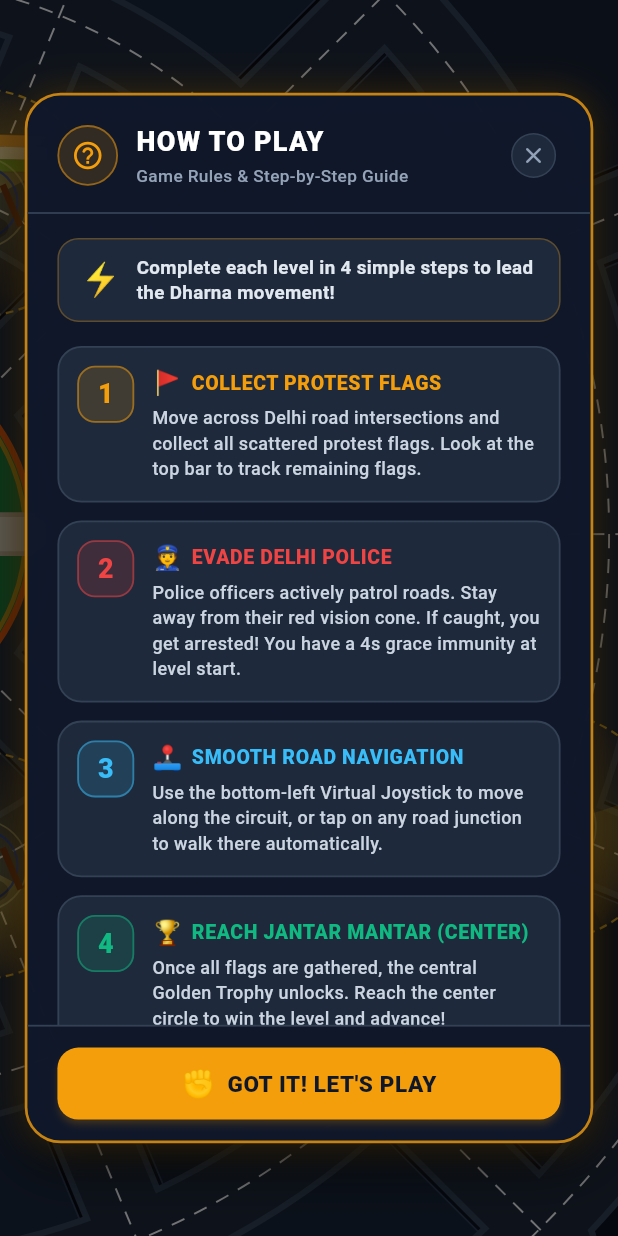
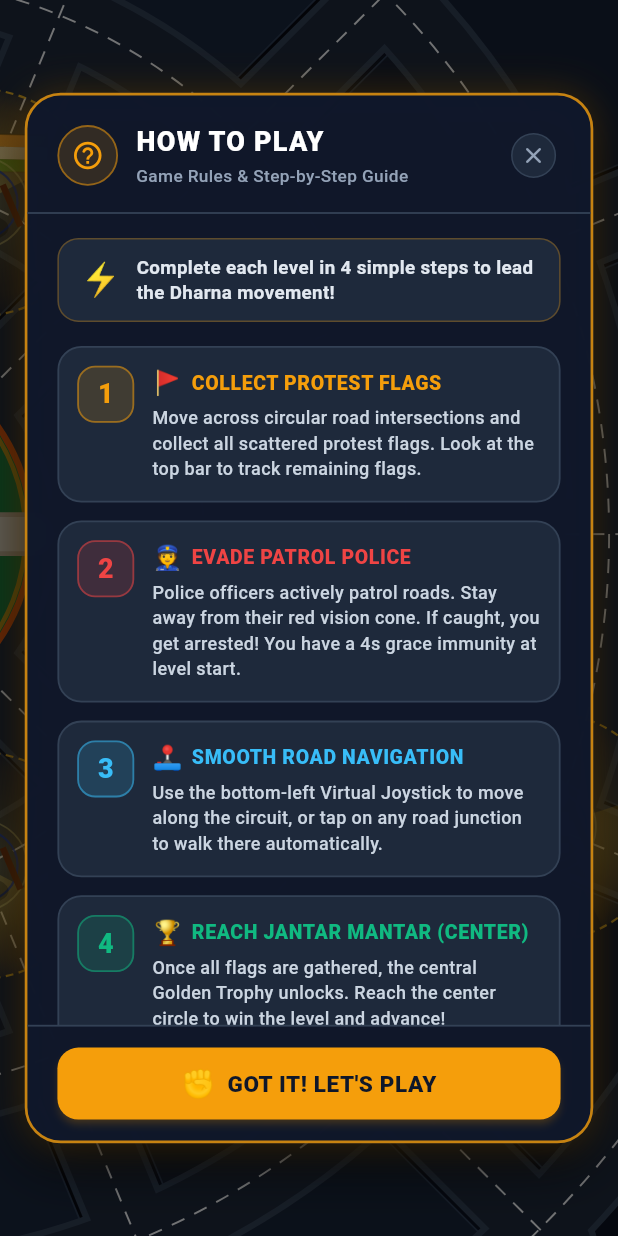
Before and after one commit to raviajadiya/jantar-mantar2.0, a Flutter app: the screen it shows after launch, after a tap on the "help outline" icon, on a phone screen of 412 x 824 dp. Run offline on Flutter 3.47's test engine with Material 3 defaults, Android fonts, the phone set to English and light mode, and no system bars; our stand-ins replace audioplayers, firebase_analytics, firebase_core, firebase_messaging, firebase_remote_config, flutter_local_notifications and 2 more; accounts and stored records are empty.

Commit message:
[RA]minor ui issue fix

```diff
--- a/lib/constants/country_data.dart
+++ b/lib/constants/country_data.dart
@@ -143,16 +143,16 @@
 
   static const List<String> randomNames = [
     'Protester',
-    'Dilli Rebel',
-    'Azad Hind',
-    'Kisan Sena',
+    'Arcade Rebel',
+    'Freedom Runner',
+    'Circuit Walker',
     'Satyagrahi',
-    'Bharat Veer',
+    'Speed Dasher',
     'Freedom Voice',
     'Inquilab',
     'Metro Commuter',
-    'CP Walker',
-    'Nayi Dilli Guy',
-    'Desh Premi',
+    'Street Walker',
+    'City Runner',
+    'Brave Heart',
   ];
 }
--- a/lib/constants/game_config.dart
+++ b/lib/constants/game_config.dart
@@ -36,11 +36,11 @@
 
   // Headlines
   static const List<String> newsHeadlines = [
-    'MISSION: Collect all protest flags on Delhi\'s circular roads before reaching Jantar Mantar!',
-    'POLICE WARNING: Delhi Police patrolling circular roads; stay out of their red vision cone!',
+    'MISSION: Collect all protest flags on the circular roads before reaching Jantar Mantar!',
+    'POLICE WARNING: Patrol Police patrolling circular roads; stay out of their red vision cone!',
     'TIP: If police spot you, break line-of-sight and sprint onto another radial road to lose them!',
     'JANTAR MANTAR CENTER: Reach the Samrat Yantra sundial with all flags to achieve victory!',
-    'DELHI DIARY: Raju Dhaba on Outer Ring is serving cutting chai to escaping protesters',
+    'CIRCUIT DIARY: Waypoint Station on Outer Ring is open to escaping protesters',
     'DHARNA UPDATE: Section 144 imposed on Ring 3; protesters taking Ring 2 detour'
   ];
 }
--- a/lib/engine/game_controller.dart
+++ b/lib/engine/game_controller.dart
@@ -162,9 +162,9 @@
     final maxRingIdx = rings.length - 1;
 
     final baseNames = [
-      'Const. Bhati', 'Const. Sharma', 'Const. Gupta', 'SI Verma',
-      'Const. Yadav', 'ACP Malik', 'Insp. Chauhan', 'Const. Singh',
-      'Const. Meena', 'Insp. Rawat', 'Const. Tomar', 'SI Tyagi',
+      'Patrol Unit 01', 'Patrol Unit 02', 'Officer Delta', 'Officer Bravo',
+      'Sector Guard A', 'Sector Guard B', 'Interceptor 01', 'Interceptor 02',
+      'Sentinel Unit', 'Inspector Alpha', 'Patrol Guard 03', 'Circuit Guard',
     ];
 
     for (int i = 0; i < count; i++) {
--- a/lib/models/police_officer.dart
+++ b/lib/models/police_officer.dart
@@ -1,6 +1,6 @@
 import 'dart:ui';
 
-/// Delhi Police patrol and chase state
+/// Patrol Police patrol and chase state
 class PoliceOfficer {
   final String id;
   final String name;
--- a/lib/models/road_node.dart
+++ b/lib/models/road_node.dart
@@ -1,6 +1,6 @@
 import 'dart:ui';
 
-/// Node in the Delhi circular road graph
+/// Node in the circular road graph
 class RoadNode {
   final int id;
   final double x;
--- a/lib/painters/map_painter.dart
+++ b/lib/painters/map_painter.dart
@@ -6,7 +6,7 @@
 import '../models/road_segment.dart';
 
 /// CustomPainter rendering city blocks, road corridors, curbs, dashed lines,
-/// historical Jantar Mantar instruments and the central Gandhi Cap.
+/// historical Jantar Mantar instruments and the central Victory Cap.
 class MapPainter extends CustomPainter {
   final RoadNetwork roadNetwork;
   final MapTheme theme;
@@ -286,8 +286,8 @@
     _drawRamYantra(canvas, c.dx + 110, c.dy + 110, 26.0);
     _drawCentralStage(canvas, c.dx - 45, c.dy - 170, 90.0, 36.0);
 
-    // 5. Central Gandhi Protest Cap
-    _drawGandhiCap(canvas, c.dx, c.dy, allFlagsCollected);
+    // 5. Central Victory Cap
+    _drawVictoryCap(canvas, c.dx, c.dy, allFlagsCollected);
   }
 
   void _drawSamratYantra(Canvas canvas, double x, double y) {
@@ -349,7 +349,7 @@
     canvas.drawRect(Rect.fromLTWH(x, y, w, h), Paint()..color = const Color(0xFFF97316));
   }
 
-  void _drawGandhiCap(Canvas canvas, double x, double y, bool isUnlocked) {
+  void _drawVictoryCap(Canvas canvas, double x, double y, bool isUnlocked) {
     canvas.save();
     final t = animTime;
 
--- a/lib/painters/minimap_painter.dart
+++ b/lib/painters/minimap_painter.dart
@@ -7,7 +7,7 @@
 import '../models/police_officer.dart';
 import '../models/road_segment.dart';
 
-/// CustomPainter rendering the interactive DILLI MAP radar
+/// CustomPainter rendering the interactive CIRCUIT MAP radar
 class MinimapPainter extends CustomPainter {
   final RoadNetwork roadNetwork;
   final GameCamera camera;
--- a/lib/painters/police_painter.dart
+++ b/lib/painters/police_painter.dart
@@ -2,7 +2,7 @@
 import 'package:flutter/material.dart';
 import '../models/police_officer.dart';
 
-/// CustomPainter rendering Delhi Police officers with luminous searchlights,
+/// CustomPainter rendering Patrol Police officers with luminous searchlights,
 /// siren alert fields, khaki uniforms, police caps, and speech bubbles.
 class PolicePainter extends CustomPainter {
   final List<PoliceOfficer> officers;
--- a/lib/screens/splash_screen.dart
+++ b/lib/screens/splash_screen.dart
@@ -168,7 +168,7 @@
                     const SizedBox(height: 8),
 
                     const Text(
-                      'DHARNA MOVEMENT ARCADE • DELHI CIRCUIT',
+                      'DHARNA MOVEMENT ARCADE • CITY CIRCUIT',
                       textAlign: TextAlign.center,
                       style: TextStyle(
                         color: Color(0xFF94A3B8),
@@ -202,7 +202,7 @@
                     const SizedBox(height: 12),
 
                     Text(
-                      'Loading Delhi Map... ${((_loadingProgress * 100).clamp(0, 100)).toInt()}%',
+                      'Loading Game Map... ${((_loadingProgress * 100).clamp(0, 100)).toInt()}%',
                       style: const TextStyle(
                         color: Color(0xFFCBD5E1),
                         fontSize: 11,
--- a/lib/widgets/arrest_modal.dart
+++ b/lib/widgets/arrest_modal.dart
@@ -1,7 +1,7 @@
 import 'package:flutter/material.dart';
 import '../engine/game_controller.dart';
 
-/// Arrested / Detained dialog when caught by Delhi Police
+/// Arrested / Detained dialog when caught by Patrol Police
 class ArrestModal extends StatelessWidget {
   final GameController controller;
   final VoidCallback onRestart;
@@ -16,7 +16,7 @@
 
   @override
   Widget build(BuildContext context) {
-    final officerName = controller.arrestingOfficer?.name ?? 'Delhi Police';
+    final officerName = controller.arrestingOfficer?.name ?? 'Patrol Police';
 
     return Center(
       child: Container(
--- a/lib/widgets/game_canvas_viewport.dart
+++ b/lib/widgets/game_canvas_viewport.dart
@@ -120,7 +120,7 @@
     canvas.scale(camera.zoom, camera.zoom);
     canvas.translate(-camera.x, -camera.y);
 
-    // 1. Draw Map (Roads, Blocks, Jantar Mantar instruments & Gandhi Cap)
+    // 1. Draw Map (Roads, Blocks, Jantar Mantar instruments & Victory Cap)
     final mapPainter = MapPainter(
       roadNetwork: controller.roadNetwork,
       theme: controller.currentTheme,
--- a/lib/widgets/help_radar_modal.dart
+++ b/lib/widgets/help_radar_modal.dart
@@ -133,7 +133,7 @@
 
                   const SizedBox(height: 6),
                   const Text(
-                    '★ Center: Jantar Mantar (Gandhi Cap)',
+                    '★ Center: Jantar Mantar (Victory Cap)',
                     style: TextStyle(
                       color: Color(0xFFFBBF24),
                       fontSize: 10.5,
@@ -160,12 +160,12 @@
                   // 3-Step Guide
                   _buildGuideRow(
                     '1️⃣',
-                    'Collect all Protest Flags while evading Delhi Police patrols.',
+                    'Collect all Protest Flags while evading Patrol Police.',
                   ),
                   const SizedBox(height: 8),
                   _buildGuideRow(
                     '2️⃣',
-                    'After securing all flags, reach the center to claim the Gandhi Cap!',
+                    'After securing all flags, reach the center to claim the Victory Cap!',
                   ),
                   const SizedBox(height: 8),
                   _buildGuideRow(
--- a/lib/widgets/how_to_play_dialog.dart
+++ b/lib/widgets/how_to_play_dialog.dart
@@ -102,7 +102,7 @@
                         icon: '🚩',
                         badgeColor: const Color(0xFFF59E0B),
                         title: 'COLLECT PROTEST FLAGS',
-                        desc: 'Move across Delhi road intersections and collect all scattered protest flags. Look at the top bar to track remaining flags.',
+                        desc: 'Move across circular road intersections and collect all scattered protest flags. Look at the top bar to track remaining flags.',
                       ),
 
                       const SizedBox(height: 12),
@@ -112,7 +112,7 @@
                         stepNumber: '2',
                         icon: '👮',
                         badgeColor: const Color(0xFFEF4444),
-                        title: 'EVADE DELHI POLICE',
+                        title: 'EVADE PATROL POLICE',
                         desc: 'Police officers actively patrol roads. Stay away from their red vision cone. If caught, you get arrested! You have a 4s grace immunity at level start.',
                       ),
 
--- a/lib/widgets/settings_dialog.dart
+++ b/lib/widgets/settings_dialog.dart
@@ -46,12 +46,18 @@
   @override
   Widget build(BuildContext context) {
     final c = widget.controller;
+    final size = MediaQuery.of(context).size;
+    final dialogWidth = math.min(420.0, size.width * 0.92);
+    final maxHeight = size.height * 0.90;
 
     return Dialog(
       backgroundColor: Colors.transparent,
       insetPadding: const EdgeInsets.symmetric(horizontal: 16, vertical: 24),
+      child: Center(
         child: Container(
-        width: math.min(420.0, MediaQuery.of(context).size.width * 0.92),
+          width: dialogWidth,
+          constraints: BoxConstraints(maxHeight: maxHeight),
+          clipBehavior: Clip.antiAlias,
           decoration: BoxDecoration(
             color: const Color(0xFB0F172A),
             borderRadius: BorderRadius.circular(22),
@@ -116,8 +122,10 @@
                 ),
               ),
 
-            // Content
-            Padding(
+              // Scrollable Content
+              Flexible(
+                child: SingleChildScrollView(
+                  physics: const BouncingScrollPhysics(),
                   padding: const EdgeInsets.all(20),
                   child: Column(
                     crossAxisAlignment: CrossAxisAlignment.start,
@@ -212,7 +220,9 @@
                     ],
                   ),
                 ),
+              ),
             ],
+          ),
         ),
       ),
     );
```
Also changed, not shown: lib/painters/player_painter.dart (+4 -4 lines). Lines whose indentation alone changed are shown as unchanged.
